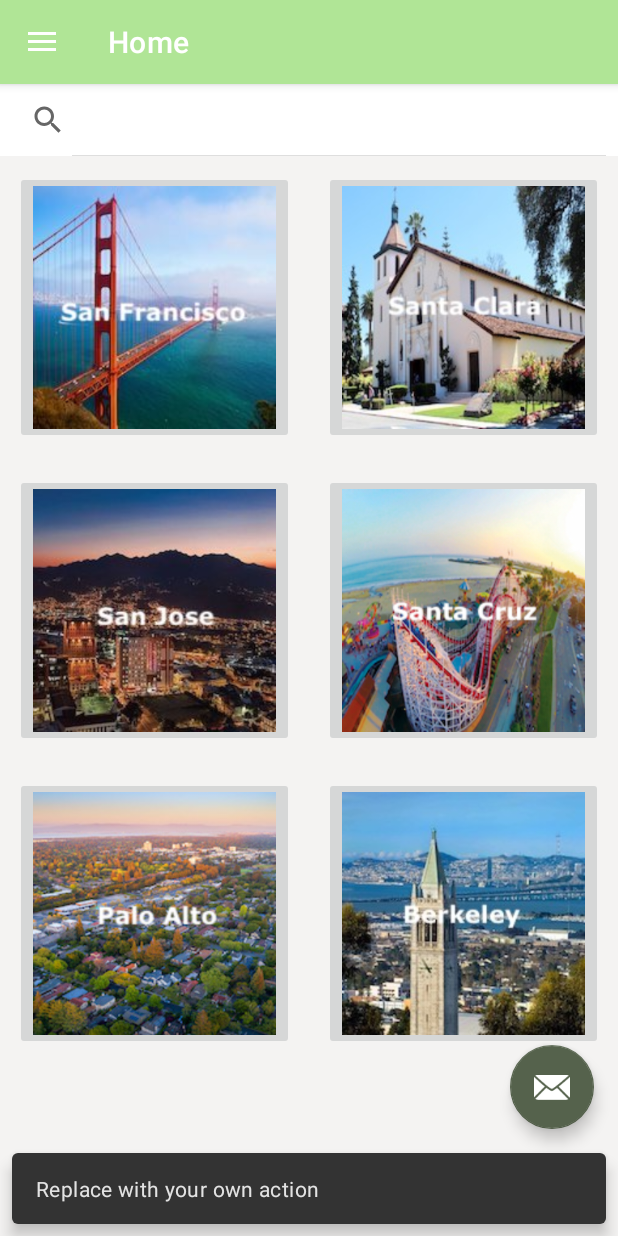
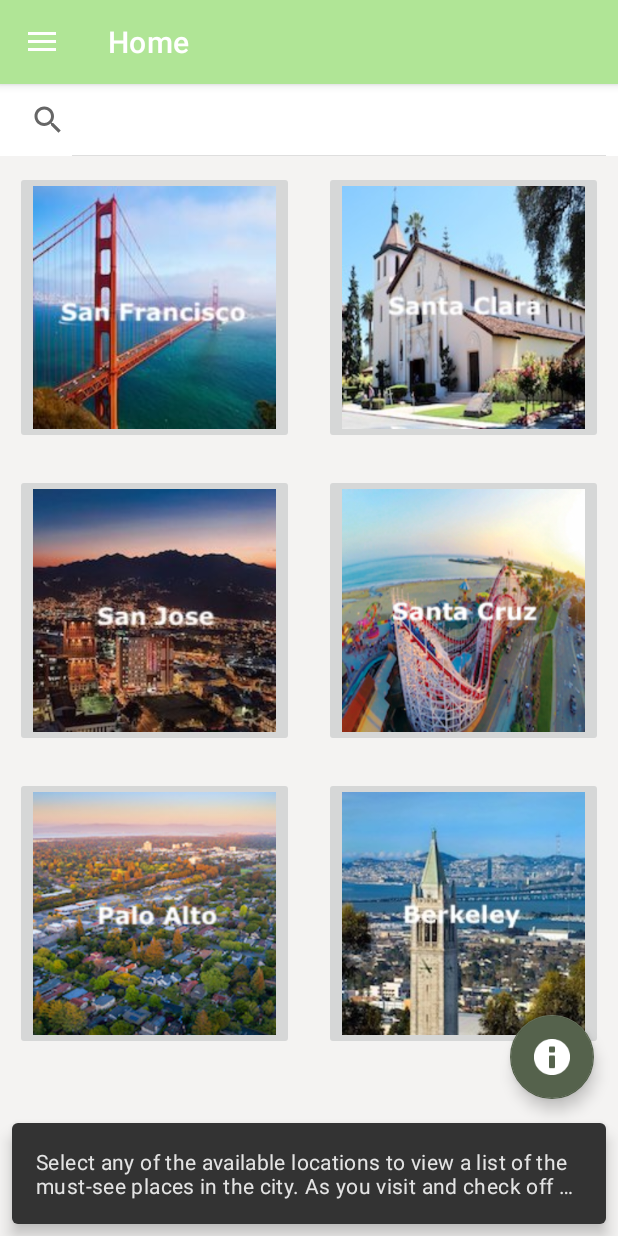
Before and after one commit to lin-jeffrey/bay-bucket, an Android app: the screen it shows after launch once a user with an empty profile is signed in (Home), after a tap on an icon or button, on a phone screen of 412 x 824 dp. Run offline under Robolectric (Android 15) with nearby library versions, the phone set to English and light mode, and no system bars; our stand-ins replace Firebase (no records; nobody signed in at launch, a user with empty details on screens opened directly), Room's generated code, navigation-ui; Roboto replaces fonts that are not available here.

Commit message:
adding info button

```diff
--- a/app/src/main/java/com/example/baybucket/Home.java
+++ b/app/src/main/java/com/example/baybucket/Home.java
@@ -55,7 +55,7 @@ public class Home extends AppCompatActivity {
         binding.appBarHome.fab.setOnClickListener(new View.OnClickListener() {
             @Override
             public void onClick(View view) {
-                Snackbar.make(view, "Replace with your own action", Snackbar.LENGTH_LONG)
+                Snackbar.make(view, "Select any of the available locations to view a list of the must-see places in the city. As you visit and check off places, you will be awarded points. You can also view a leaderboard with the top players. Gotta visit 'em all to be the best.", Snackbar.LENGTH_LONG)
                         .setAction("Action", null).show();
             }
         });
--- a/app/src/main/res/layout/app_bar_home.xml
+++ b/app/src/main/res/layout/app_bar_home.xml
@@ -29,6 +29,6 @@
         android:layout_gravity="bottom|end"
         android:layout_marginEnd="@dimen/fab_margin"
         android:layout_marginBottom="16dp"
-        app:srcCompat="@android:drawable/ic_dialog_email" />
+        app:srcCompat="@android:drawable/ic_dialog_info" />
 
 </androidx.coordinatorlayout.widget.CoordinatorLayout>
```
